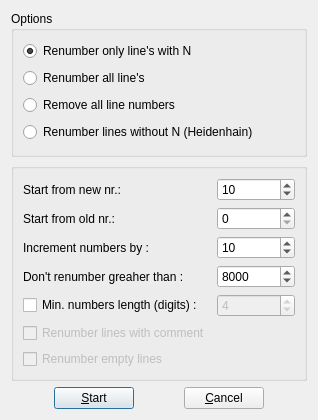
This is src/renumberdialog.ui in GCodeProjects/GCodeWorkShop as Qt 5 draws it before an edit. The edited form follows.
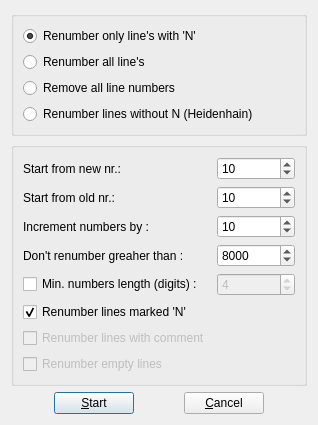
This is the edited form. Icons and pictures are not drawn.

Diff of the .ui file:
```diff
--- a/src/renumberdialog.ui
+++ b/src/renumberdialog.ui
@@ -29,13 +29,13 @@
    <item>
     <widget class="QGroupBox" name="groupBox_2">
      <property name="title">
-      <string>Options</string>
+      <string/>
      </property>
      <layout class="QGridLayout" name="gridLayout_3">
       <item row="0" column="0">
        <widget class="QRadioButton" name="mRenumLines">
         <property name="text">
-         <string>Renumber only line's with N</string>
+         <string>Renumber only line's with 'N'</string>
         </property>
         <property name="checked">
          <bool>true</bool>
@@ -100,11 +100,14 @@
       </item>
       <item row="2" column="1">
        <widget class="QSpinBox" name="formInput">
+        <property name="minimum">
+         <number>1</number>
+        </property>
         <property name="maximum">
          <number>9999</number>
         </property>
         <property name="value">
-         <number>0</number>
+         <number>10</number>
         </property>
        </widget>
       </item>
@@ -158,7 +161,7 @@
         </property>
        </widget>
       </item>
-      <item row="6" column="0">
+      <item row="7" column="0">
        <widget class="QCheckBox" name="mRenumWithComm">
         <property name="enabled">
          <bool>false</bool>
@@ -168,16 +171,6 @@
         </property>
        </widget>
       </item>
-      <item row="7" column="0">
-       <widget class="QCheckBox" name="mRenumEmpty">
-        <property name="enabled">
-         <bool>false</bool>
-        </property>
-        <property name="text">
-         <string>Renumber empty lines</string>
-        </property>
-       </widget>
-      </item>
       <item row="4" column="1">
        <widget class="QSpinBox" name="toInput">
         <property name="minimum">
@@ -198,6 +191,29 @@
         </property>
        </widget>
       </item>
+      <item row="8" column="0">
+       <widget class="QCheckBox" name="mRenumEmpty">
+        <property name="enabled">
+         <bool>false</bool>
+        </property>
+        <property name="text">
+         <string>Renumber empty lines</string>
+        </property>
+       </widget>
+      </item>
+      <item row="6" column="0">
+       <widget class="QCheckBox" name="mRenumMarked">
+        <property name="enabled">
+         <bool>true</bool>
+        </property>
+        <property name="text">
+         <string>Renumber lines marked 'N'</string>
+        </property>
+        <property name="checked">
+         <bool>true</bool>
+        </property>
+       </widget>
+      </item>
      </layout>
     </widget>
    </item>
```
